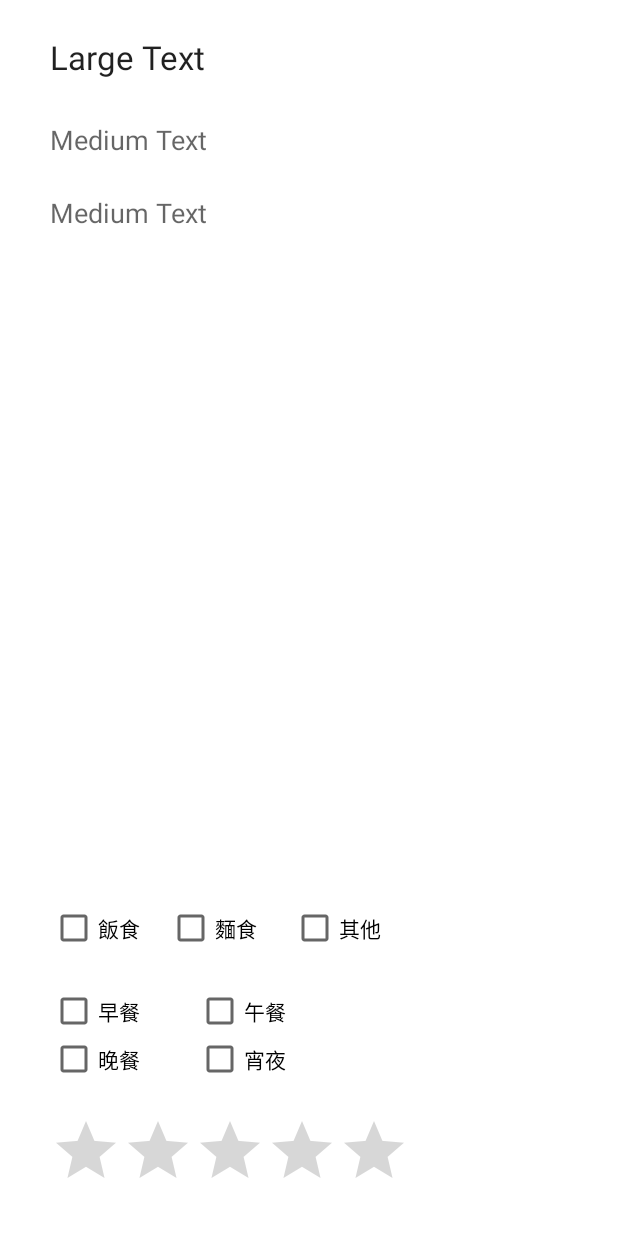
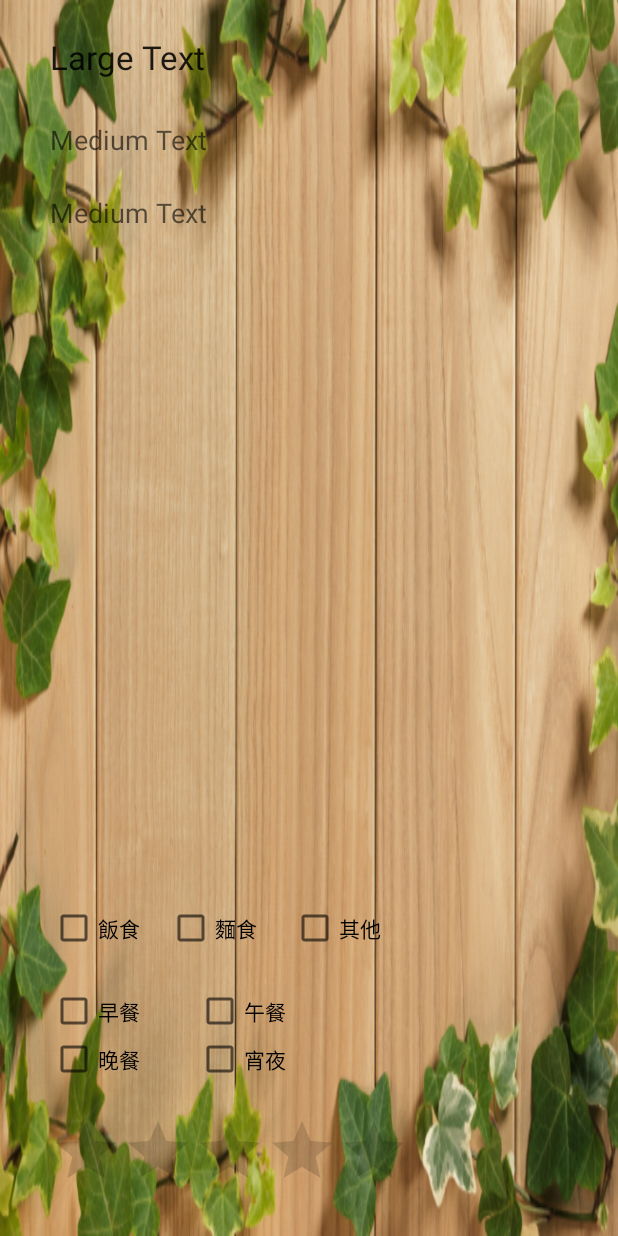
Before and after one commit to yaya0805/What_to_Eat, an Android app: the layout popup_window.xml on its own in the app's theme, with its tools: preview values and no code run, on a phone screen of 412 x 824 dp. Run offline under Robolectric (Android 15) with nearby library versions, the phone set to English and light mode, and no system bars; network calls fail.

Commit message:
background

```diff
--- a/app/src/main/res/layout/popup_window.xml
+++ b/app/src/main/res/layout/popup_window.xml
@@ -3,7 +3,7 @@
 
     android:layout_width="fill_parent"
     android:layout_height="fill_parent"
-    android:background="#FFFFFF"
+    android:background="@drawable/wood"
     android:orientation="vertical" >
 
     <TextView
```
Also changed, not shown: app/src/main/res/drawable/wood.jpg (added).
